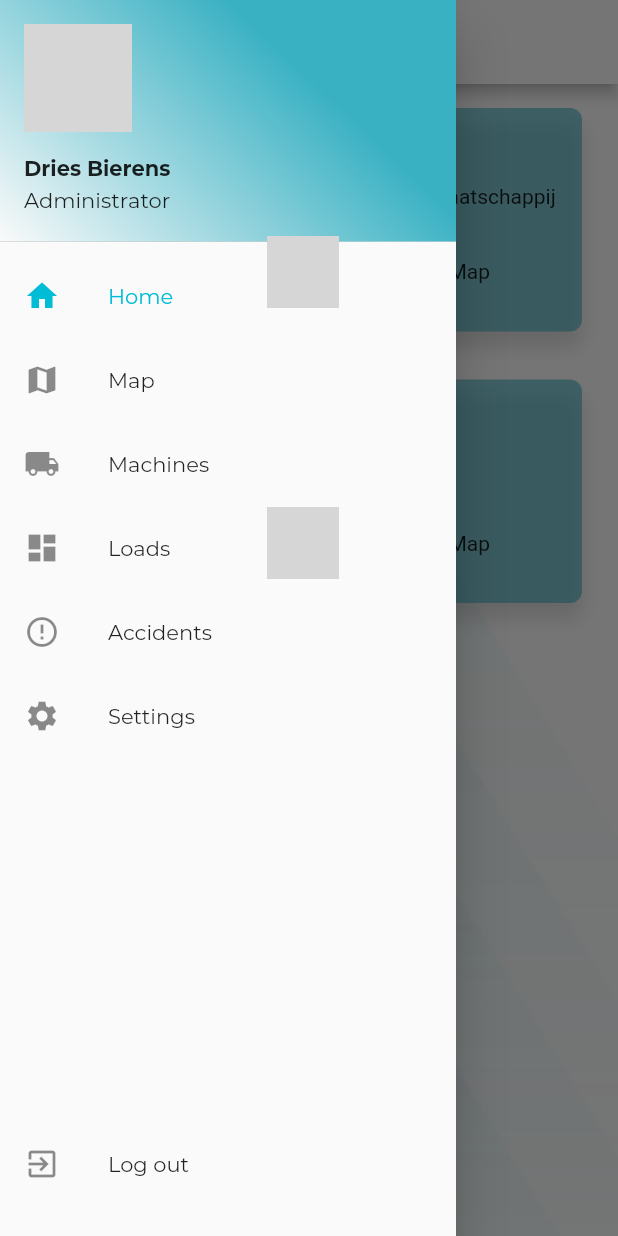
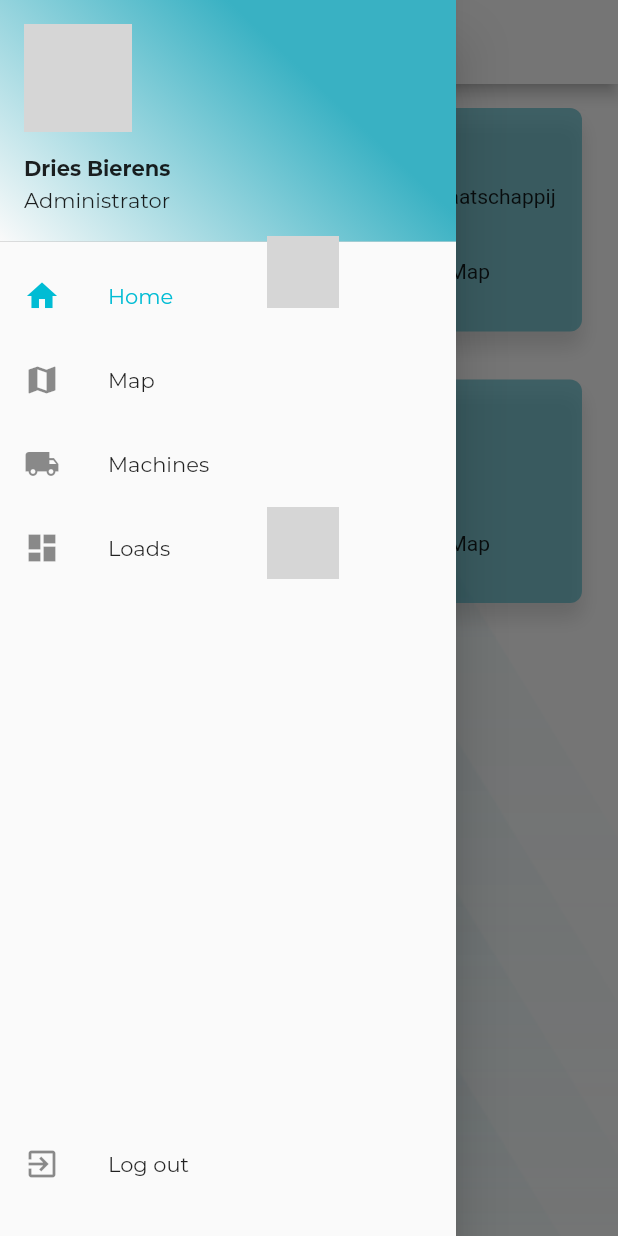
Before and after one commit to estebanbeerens/port_tracker_frontend, a Flutter app: the MainDrawer screen opened directly, with the side drawer open, on a phone screen of 412 x 824 dp. Run offline on Flutter 3.47's test engine with Material 2 defaults, Android fonts, the phone set to English and light mode, and no system bars; our stand-ins replace flutter_screenutil, geolocator, google_maps_flutter, sliding_up_panel; missing offline and left inert: barcode_scan, loading; network calls fail; statements that could not run were skipped; grey boxes are pictures that could not be loaded.

Commit message:
Removed settings and accidents drawer items and pages

```diff
--- a/lib/mock/drawer_item_mock.dart
+++ /dev/null
@@ -1,19 +0,0 @@
-import 'package:flutter/material.dart';
-import 'package:port_tracker/models/drawer_item.dart';
-
-final drawerItemsUser = [
-  new DrawerItem("Home", Icons.home, true),
-  new DrawerItem("Map", Icons.map, true),
-  new DrawerItem("QR scanner", Icons.grid_on, true),
-  new DrawerItem("New loads", Icons.settings_input_component, true),
-  new DrawerItem("Settings", Icons.settings, true)
-];
-
-final drawerItemsModerator = [
-  new DrawerItem("Home", Icons.home, true),
-  new DrawerItem("Map", Icons.map, true),
-  new DrawerItem("Machines", Icons.local_shipping, true),
-  new DrawerItem("Loads", Icons.dashboard, true),
-  new DrawerItem("Accidents", Icons.error_outline, true),
-  new DrawerItem("Settings", Icons.settings, true)
-];
--- a/lib/models/drawer_item.dart
+++ b/lib/models/drawer_item.dart
@@ -7,3 +7,17 @@ class DrawerItem {
   bool enabled;
   DrawerItem(this.title, this.icon, this.enabled);
 }
+
+final drawerItemsUser = [
+  new DrawerItem("Home", Icons.home, true),
+  new DrawerItem("Map", Icons.map, true),
+  new DrawerItem("QR scanner", Icons.grid_on, true),
+  new DrawerItem("New loads", Icons.settings_input_component, true)
+];
+
+final drawerItemsModerator = [
+  new DrawerItem("Home", Icons.home, true),
+  new DrawerItem("Map", Icons.map, true),
+  new DrawerItem("Machines", Icons.local_shipping, true),
+  new DrawerItem("Loads", Icons.dashboard, true)
+];
--- a/lib/ui/navigation/fragments.dart
+++ b/lib/ui/navigation/fragments.dart
@@ -1,11 +1,9 @@
 import 'package:flutter/material.dart';
 import 'package:geolocator/geolocator.dart';
-import 'package:port_tracker/ui/pages/accidents_page.dart';
 import 'package:port_tracker/ui/pages/home_page.dart';
 import 'package:port_tracker/ui/pages/machine_page.dart';
 import 'package:port_tracker/ui/pages/map_page.dart';
 import 'package:port_tracker/ui/pages/qr_page.dart';
-import 'package:port_tracker/ui/pages/settings_page.dart';
 import 'package:port_tracker/ui/pages/loads_page.dart';
 
 class Home extends StatelessWidget {
@@ -32,13 +30,6 @@ class Qr extends StatelessWidget {
   }
 }
 
-class Settings extends StatelessWidget {
-  @override
-  Widget build(BuildContext context) {
-    return SettingsPage();
-  }
-}
-
 class Loads extends StatelessWidget {
   @override
   Widget build(BuildContext context) {
@@ -52,10 +43,3 @@ class Machines extends StatelessWidget {
     return MachinePage();
   }
 }
-
-class Accidents extends StatelessWidget {
-  @override
-  Widget build(BuildContext context) {
-    return AccidentPage();
-  }
-}
--- a/lib/ui/navigation/main_drawer.dart
+++ b/lib/ui/navigation/main_drawer.dart
@@ -1,7 +1,6 @@
 import 'package:geolocator/geolocator.dart';
 import 'package:port_tracker/ui/navigation/fragments.dart' as Fragments;
 import 'package:flutter/material.dart';
-import 'package:port_tracker/mock/drawer_item_mock.dart';
 import 'package:port_tracker/mock/user_item_mock.dart';
 import 'package:port_tracker/models/drawer_item.dart';
 import 'package:port_tracker/models/user.dart';
@@ -60,10 +59,6 @@ class MainDrawerState extends State<MainDrawer> {
           return new Fragments.Machines();
         case 3:
           return new Fragments.Loads();
-        case 4:
-          return new Fragments.Accidents();
-        case 5:
-          return new Fragments.Settings();
 
         default:
           return new Text("Error");
@@ -78,8 +73,6 @@ class MainDrawerState extends State<MainDrawer> {
           return new Fragments.Qr();
         case 3:
           return new Fragments.Loads();
-        case 4:
-          return new Fragments.Settings();
 
         default:
           return new Text("Error");
```
Also changed, not shown: lib/ui/pages/accidents_page.dart (deleted, +0 -25 lines), lib/ui/pages/settings_page.dart (deleted, +0 -25 lines).
